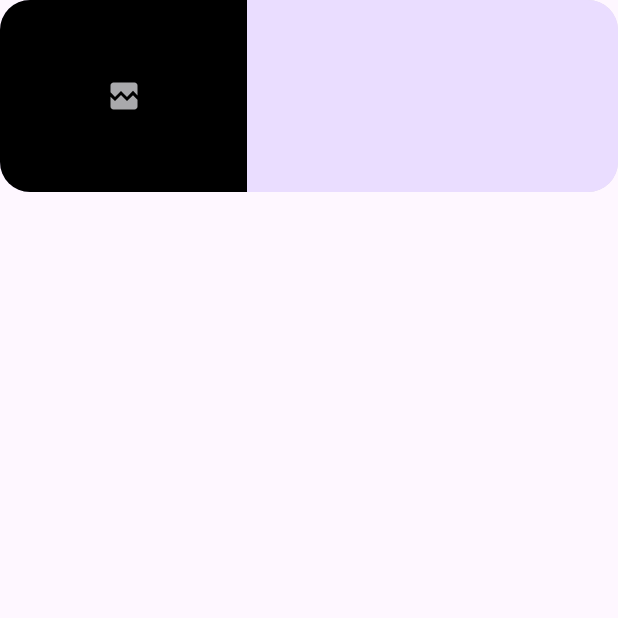
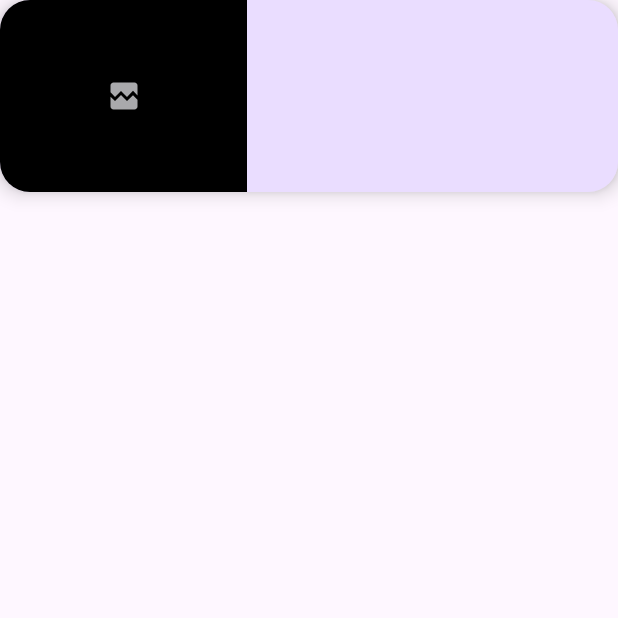
Before and after one commit to Tryden12/Planets, an Android app built with Jetpack Compose: the composable PlanetsListItem shown on its own in the app's theme, on a phone screen of 412 x 824 dp, the top half of it. Run offline under Robolectric (Android 15) with nearby library versions, the phone set to English and light mode, and no system bars; our stand-ins replace Dagger/Hilt's generated code, window size class; pictures from the network do not load; 1 statement that could not run was skipped.

Commit message:
AppBar title and planets list elevation

```diff
--- a/app/src/main/java/com/tryden/planets/ui/appbar/PlanetsAppBar.kt
+++ b/app/src/main/java/com/tryden/planets/ui/appbar/PlanetsAppBar.kt
@@ -38,7 +38,7 @@ fun PlanetsAppBar(
                     } else {
                         stringResource(id = R.string.list_fragment_label)
                     },
-                fontWeight = FontWeight.Bold,
+                style = MaterialTheme.typography.titleMedium,
                 color = MaterialTheme.colorScheme.onPrimary
             )
         },
--- a/app/src/main/java/com/tryden/planets/ui/screens/list/PlanetsListScreen.kt
+++ b/app/src/main/java/com/tryden/planets/ui/screens/list/PlanetsListScreen.kt
@@ -72,7 +72,9 @@ fun PlanetsListItem(
     modifier: Modifier = Modifier
 ) {
     Card(
-        elevation = CardDefaults.cardElevation(),
+        elevation = CardDefaults.cardElevation(
+            defaultElevation = 8.dp
+        ),
         modifier = modifier,
         shape = RoundedCornerShape(dimensionResource(R.dimen.card_corner_radius)),
         onClick = { onItemClick(planet) }
@@ -101,7 +103,7 @@ fun PlanetsListItem(
             ) {
                 Text(
                     text = planet.name,
-                    style = MaterialTheme.typography.titleMedium,
+                    style = MaterialTheme.typography.titleSmall,
                     color = MaterialTheme.colorScheme.onPrimaryContainer,
                     modifier = Modifier.padding(bottom = dimensionResource(R.dimen.card_text_vertical_space))
                 )
--- a/app/src/main/java/com/tryden/planets/ui/theme/Type.kt
+++ b/app/src/main/java/com/tryden/planets/ui/theme/Type.kt
@@ -53,14 +53,14 @@ val typography = Typography(
         fontWeight = FontWeight.SemiBold,
         fontSize = 22.sp,
         lineHeight = 28.sp,
-        letterSpacing = 0.sp
+        letterSpacing = 1.sp
     ),
     titleSmall = TextStyle(
         fontFamily = primaryFontFamily,
-        fontWeight = FontWeight.Bold,
+        fontWeight = FontWeight.SemiBold,
         fontSize = 20.sp,
         lineHeight = 26.sp,
-        letterSpacing = 0.sp
+        letterSpacing = 1.sp
     ),
     bodyLarge = TextStyle(
         fontFamily = primaryFontFamily,
```
